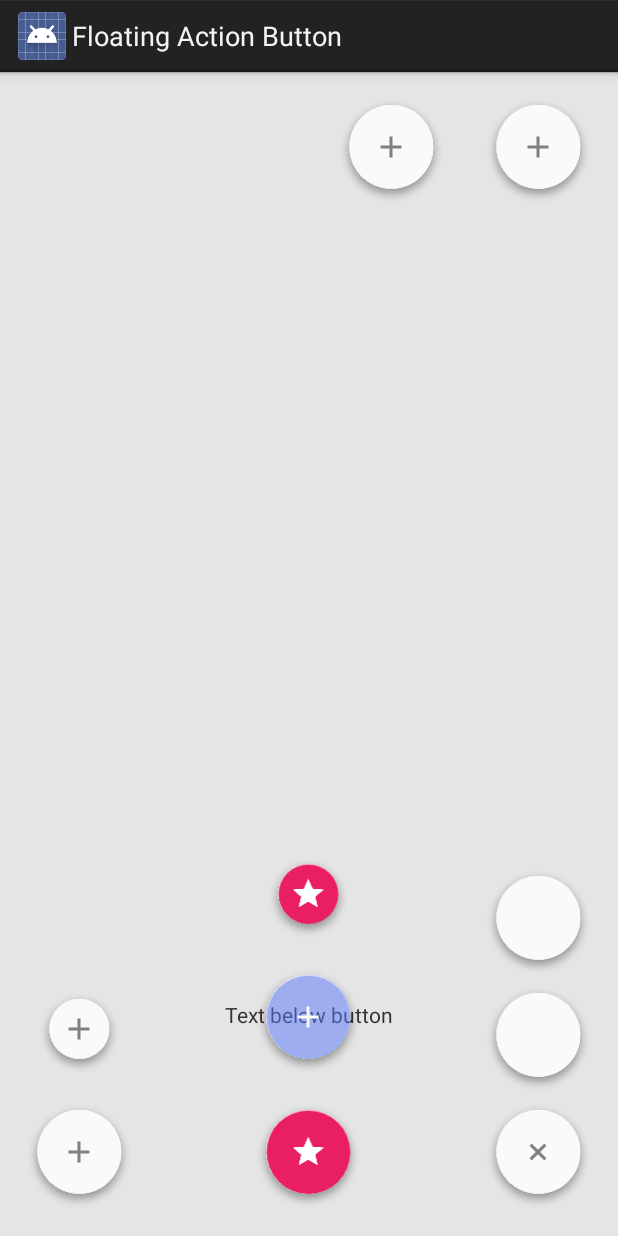
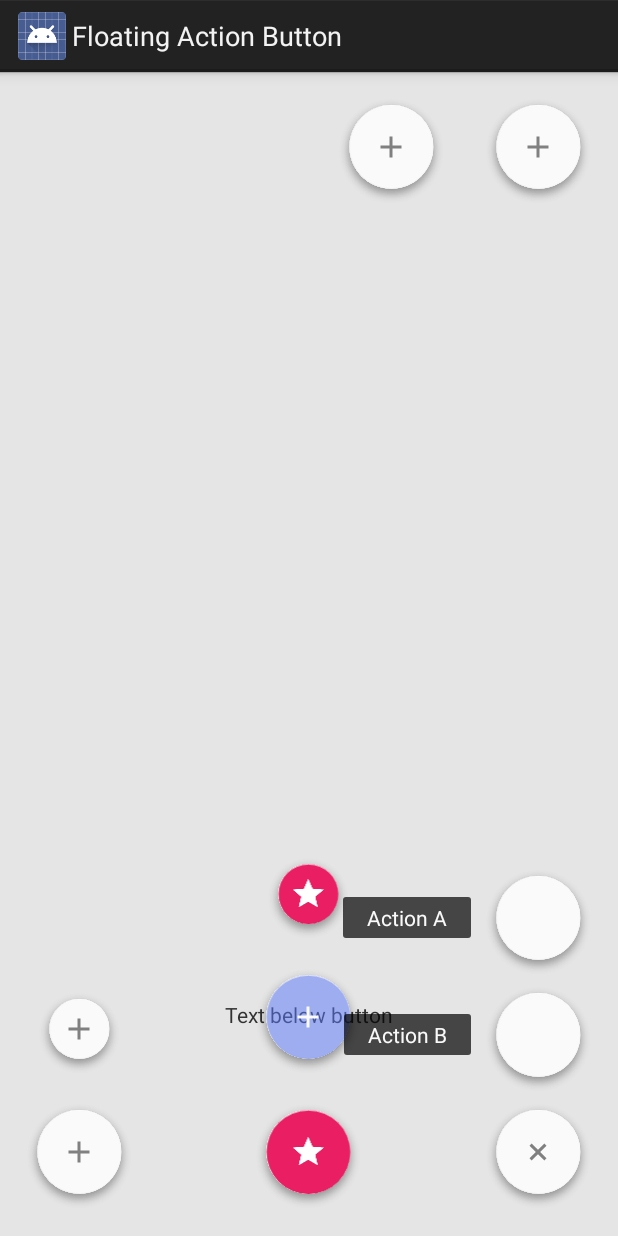
Before and after one commit to zendesk/android-floating-action-button, an Android app: the screen it shows after launch (MainActivity), after a tap on an icon or button, on a phone screen of 412 x 824 dp. Run offline under Robolectric (Android 15) with nearby library versions, the phone set to English and light mode, and no system bars.

Commit message:
Add labels to sample app

```diff
--- /dev/null
+++ b/sample/src/main/res/drawable/fab_label_background.xml
@@ -0,0 +1,11 @@
+<?xml version="1.0" encoding="utf-8"?>
+<shape xmlns:android="http://schemas.android.com/apk/res/android">
+    <solid android:color="@color/black_semi_transparent"/>
+    <padding
+        android:left="16dp"
+        android:top="4dp"
+        android:right="16dp"
+        android:bottom="4dp"/>
+    <corners
+        android:radius="2dp"/>
+</shape>
--- a/sample/src/main/res/layout/activity_main.xml
+++ b/sample/src/main/res/layout/activity_main.xml
@@ -80,6 +80,7 @@
         fab:fab_addButtonColorNormal="@color/white"
         fab:fab_addButtonColorPressed="@color/white_pressed"
         fab:fab_addButtonPlusIconColor="@color/half_black"
+        fab:fab_labelStyle="@style/menu_labels_style"
         android:layout_marginBottom="16dp"
         android:layout_marginRight="16dp"
         android:layout_marginEnd="16dp">
@@ -88,12 +89,14 @@
             android:layout_width="wrap_content"
             android:layout_height="wrap_content"
             fab:fab_colorNormal="@color/white"
+            fab:fab_title="Action A"
             fab:fab_colorPressed="@color/white_pressed"/>
 
         <com.getbase.floatingactionbutton.FloatingActionButton
             android:layout_width="wrap_content"
             android:layout_height="wrap_content"
             fab:fab_colorNormal="@color/white"
+            fab:fab_title="Action B"
             fab:fab_colorPressed="@color/white_pressed"/>
 
     </com.getbase.floatingactionbutton.FloatingActionsMenu>
--- a/sample/src/main/res/values/colors.xml
+++ b/sample/src/main/res/values/colors.xml
@@ -1,5 +1,6 @@
 <?xml version="1.0" encoding="utf-8"?>
 <resources>
+    <color name="black_semi_transparent">#B2000000</color>
     <color name="background">#e5e5e5</color>
     <color name="half_black">#808080</color>
     <color name="white">#fafafa</color>
--- /dev/null
+++ b/sample/src/main/res/values/styles.xml
@@ -0,0 +1,9 @@
+<?xml version="1.0" encoding="utf-8"?>
+<resources xmlns:android="http://schemas.android.com/apk/res/android">
+
+    <style name="menu_labels_style">
+        <item name="android:background">@drawable/fab_label_background</item>
+        <item name="android:textColor">@color/white</item>
+    </style>
+
+</resources>
```
